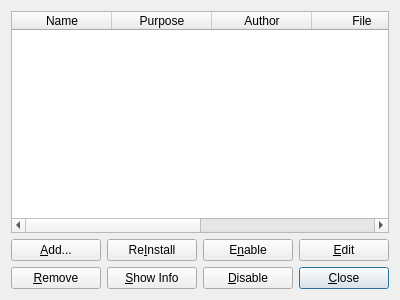
Above: smushclient-qt/cpp/ui/pluginsdialog.ui from jnbooth/smushclient before the change. Below: the same form after it.
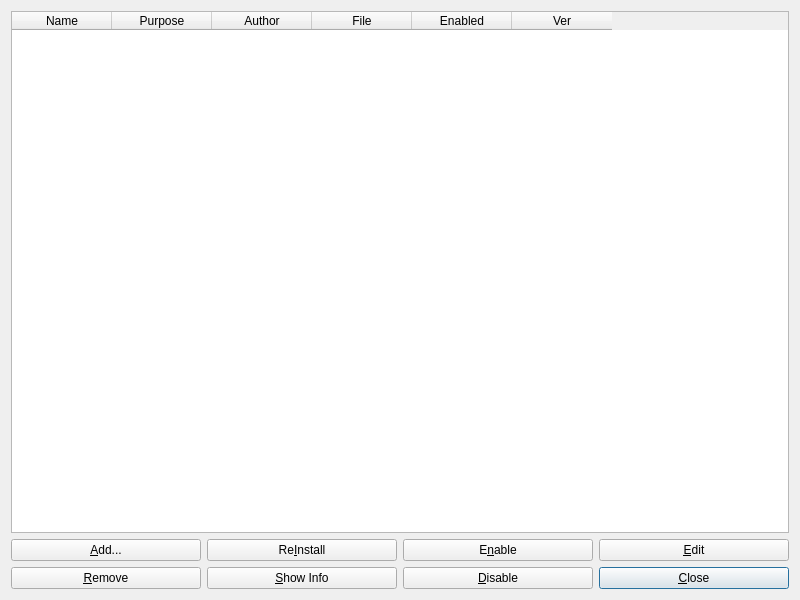
That is the form after the change.

Commit message: increase plugins dialog size

What changed in the file:
```diff
--- a/smushclient-qt/cpp/ui/pluginsdialog.ui
+++ b/smushclient-qt/cpp/ui/pluginsdialog.ui
@@ -6,8 +6,8 @@
    <rect>
     <x>0</x>
     <y>0</y>
-    <width>400</width>
-    <height>300</height>
+    <width>800</width>
+    <height>600</height>
    </rect>
   </property>
   <property name="windowTitle">
```
